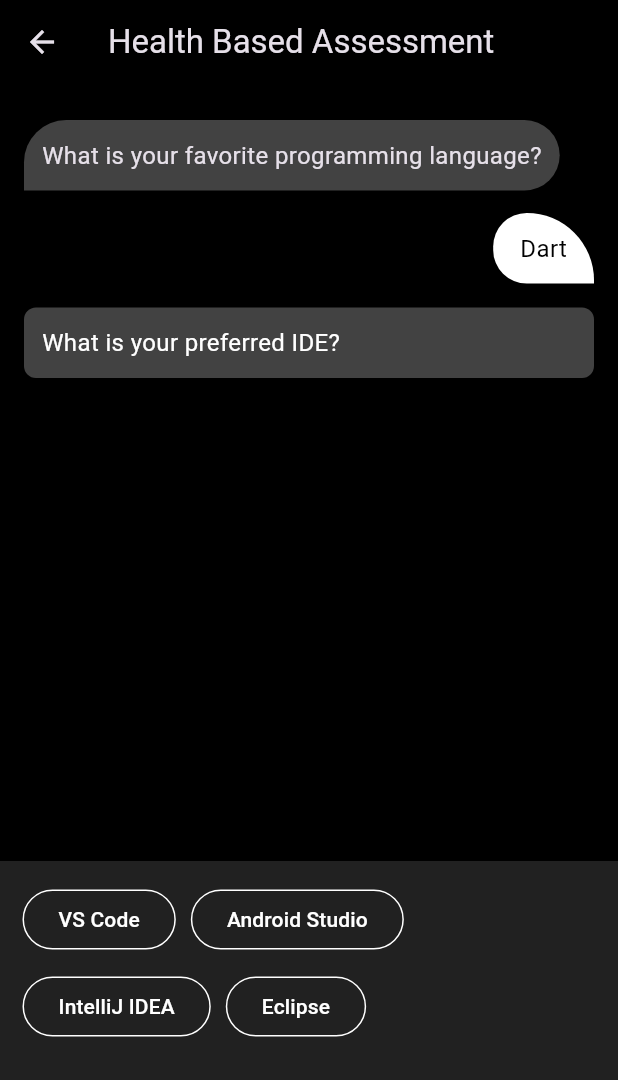
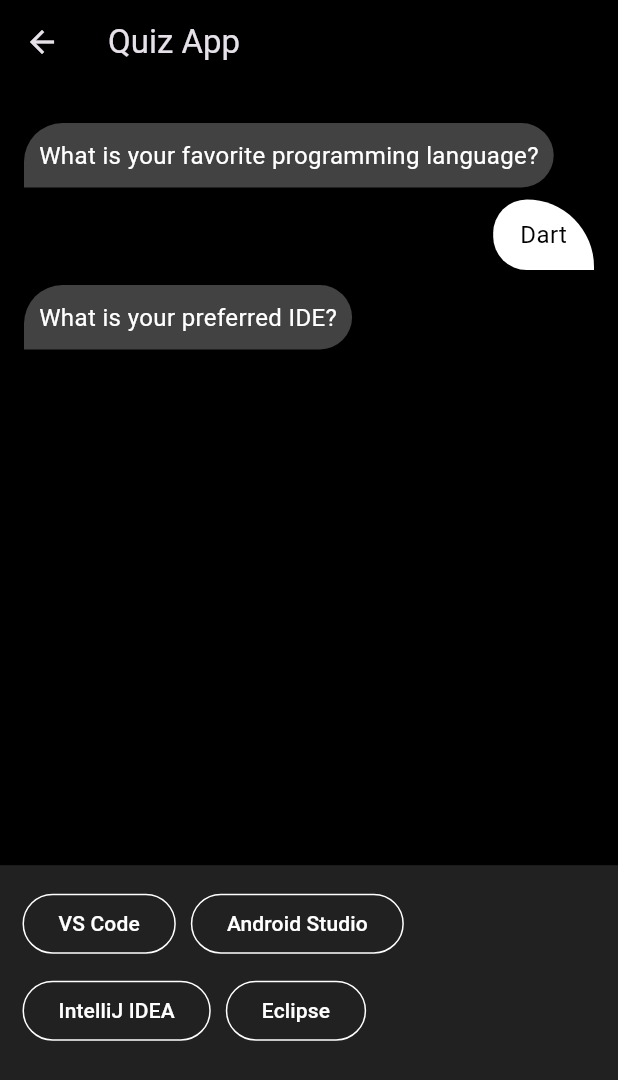
Before and after one commit to Onome15/iyf, a Flutter app: the QuizScreen screen opened directly, after a tap on "Dart", on a phone screen of 412 x 824 dp. Shown: the top 1080 px of the screen. Run offline on Flutter 3.47's test engine with Material 3 defaults, Android fonts, the phone set to English and light mode, and no system bars; our stand-ins replace shared_preferences; accounts and stored records are empty.

Commit message:
updated quiz screen

```diff
--- a/lib/main.dart
+++ b/lib/main.dart
@@ -1,4 +1,5 @@
 import 'package:flutter/material.dart';
+import 'package:iyl/screens/home/quiz/quiz_screen.dart';
 import 'screens/launch/splash_screen.dart';
 
 void main() {
--- a/lib/screens/authenticate/otp_verification.dart
+++ b/lib/screens/authenticate/otp_verification.dart
@@ -4,7 +4,7 @@ import 'package:iyl/screens/authenticate/shared_methods.dart';
 import 'package:iyl/screens/home/home_page.dart';
 import 'package:iyl/shared/navigateWithFade.dart';
 
-import 'quiz.dart';
+import '../home/quiz/quiz_screen.dart';
 
 class OtpVerificationPage extends StatefulWidget {
   final String email;
--- a/lib/screens/authenticate/quiz.dart
+++ /dev/null
@@ -1,182 +0,0 @@
-import 'package:flutter/material.dart';
-
-class QuizScreen extends StatefulWidget {
-  const QuizScreen({super.key});
-
-  @override
-  QuizScreenState createState() => QuizScreenState();
-}
-
-class QuizScreenState extends State<QuizScreen> {
-  final List<Map<String, dynamic>> _questions = [
-    {
-      'question': 'What is your favorite programming language?',
-      'options': ['Dart', 'Python', 'Java', 'C#', 'gyvv'],
-    },
-    {
-      'question': 'What is your preferred IDE?',
-      'options': ['VS Code', 'Android Studio', 'IntelliJ IDEA', 'Eclipse'],
-    },
-    {
-      'question': 'What type of projects do you enjoy?',
-      'options': [
-        'Web Development',
-        'Mobile Apps',
-        'Data Science',
-        'Game Development',
-        'vyvy'
-      ],
-    },
-  ];
-
-  final List<Map<String, String>> _chatHistory = []; // Store chat messages
-
-  Future<void> _submitAnswers() async {
-    print("Submitting answers: $_chatHistory");
-    await Future.delayed(const Duration(seconds: 1));
-    print("Answers submitted successfully!");
-  }
-
-  void _selectOption(String answer) {
-    setState(() {
-      _chatHistory.add({
-        'question': _questions[_chatHistory.length]['question'],
-        'answer': answer,
-      });
-
-      if (_chatHistory.length >= _questions.length) {
-        _submitAnswers();
-      }
-    });
-  }
-
-  @override
-  Widget build(BuildContext context) {
-    return Scaffold(
-      appBar: AppBar(
-        title: const Text('Health Based Assessment'),
-      ),
-      body: Column(
-        children: [
-          // Chat history
-          Expanded(
-            child: ListView.builder(
-              padding: const EdgeInsets.all(16),
-              itemCount: _chatHistory.length + 1,
-              itemBuilder: (context, index) {
-                if (index < _chatHistory.length) {
-                  final chat = _chatHistory[index];
-                  return Padding(
-                    padding: const EdgeInsets.symmetric(vertical: 8.0),
-                    child: Column(
-                      crossAxisAlignment: CrossAxisAlignment.start,
-                      children: [
-                        // Question
-                        Container(
-                          padding: const EdgeInsets.all(12),
-                          decoration: BoxDecoration(
-                            color: Colors.grey[800],
-                            borderRadius: const BorderRadius.only(
-                              topLeft: Radius.circular(30),
-                              topRight: Radius.circular(25),
-                              bottomRight: Radius.circular(25),
-                            ),
-                          ),
-                          child: Text(
-                            chat['question']!,
-                            style: const TextStyle(fontSize: 16),
-                          ),
-                        ),
-                        const SizedBox(height: 15),
-                        // Answer
-                        Align(
-                          alignment: Alignment.bottomRight,
-                          child: Container(
-                            padding: const EdgeInsets.symmetric(
-                                vertical: 12, horizontal: 18),
-                            decoration: const BoxDecoration(
-                              color: Colors.white,
-                              borderRadius: BorderRadius.only(
-                                topLeft: Radius.circular(25),
-                                topRight: Radius.circular(50),
-                                bottomLeft: Radius.circular(25),
-                              ),
-                            ),
-                            child: Text(
-                              chat['answer']!,
-                              style: const TextStyle(
-                                  fontSize: 16, color: Colors.black),
-                            ),
-                          ),
-                        ),
-                      ],
-                    ),
-                  );
-                } else if (_chatHistory.length < _questions.length) {
-                  // Show the current question at the end
-                  return Padding(
-                    padding: const EdgeInsets.symmetric(vertical: 8.0),
-                    child: Container(
-                      padding: const EdgeInsets.all(12),
-                      decoration: BoxDecoration(
-                        color: Colors.grey[800],
-                        borderRadius: BorderRadius.circular(8),
-                      ),
-                      child: Text(
-                        _questions[_chatHistory.length]['question'],
-                        style:
-                            const TextStyle(fontSize: 16, color: Colors.white),
-                      ),
-                    ),
-                  );
-                }
-                return const SizedBox.shrink();
-              },
-            ),
-          ),
-          // Options section
-          if (_chatHistory.length < _questions.length)
-            Container(
-              width: double.infinity,
-              height: 250,
-              color: Colors.grey[900],
-              padding: const EdgeInsets.all(15),
-              child: Wrap(
-                spacing: 10,
-                runSpacing: 10,
-                children: _questions[_chatHistory.length]['options']
-                    .map<Widget>(
-                      (option) => OutlinedButton(
-                        onPressed: () => _selectOption(option),
-                        style: OutlinedButton.styleFrom(
-                          side: const BorderSide(color: Colors.white),
-                          shape: RoundedRectangleBorder(
-                            borderRadius: BorderRadius.circular(30),
-                          ),
-                        ),
-                        child: Text(
-                          option,
-                          style: const TextStyle(
-                              color: Colors.white), // White text
-                        ),
-                      ),
-                    )
-                    .toList(),
-              ),
-            ),
-          if (_chatHistory.length >= _questions.length)
-            Container(
-              width: double.infinity, // Full width
-              color: Colors.grey[200],
-              padding: const EdgeInsets.all(16),
-              child: const Text(
-                'Thank you for completing the quiz!',
-                style: TextStyle(fontSize: 20, fontWeight: FontWeight.bold),
-                textAlign: TextAlign.center,
-              ),
-            ),
-        ],
-      ),
-    );
-  }
-}
--- /dev/null
+++ b/lib/screens/home/quiz/quiz_questions.dart
@@ -0,0 +1,14 @@
+final List<Map<String, dynamic>> quizQuestions = [
+  {
+    'question': 'What is your favorite programming language?',
+    'options': ['Dart', 'Python', 'Java', 'C#', 'Other'],
+  },
+  {
+    'question': 'What is your preferred IDE?',
+    'options': ['VS Code', 'Android Studio', 'IntelliJ IDEA', 'Eclipse'],
+  },
+  {
+    'question': 'What type of projects do you enjoy?',
+    'options': ['Web Development', 'Mobile Apps', 'Data Science', 'Gaming'],
+  },
+];
--- /dev/null
+++ b/lib/screens/home/quiz/quiz_screen.dart
@@ -0,0 +1,195 @@
+import 'package:flutter/material.dart';
+import '../../../shared/navigateWithFade.dart';
+import '../home_page.dart';
+import 'quiz_questions.dart'; // Import the questions
+
+class QuizScreen extends StatefulWidget {
+  const QuizScreen({super.key});
+
+  @override
+  QuizScreenState createState() => QuizScreenState();
+}
+
+class QuizScreenState extends State<QuizScreen> {
+  final List<Map<String, String>> _chatHistory = []; // Store chat messages
+
+  Future<void> _submitAnswers() async {
+    print("Submitting answers: $_chatHistory");
+    await Future.delayed(const Duration(seconds: 1));
+    print("Answers submitted successfully!");
+  }
+
+  void _selectOption(String answer) {
+    setState(() {
+      _chatHistory.add({
+        'question': quizQuestions[_chatHistory.length]['question'],
+        'answer': answer,
+      });
+
+      if (_chatHistory.length >= quizQuestions.length) {
+        _submitAnswers();
+      }
+    });
+  }
+
+  @override
+  Widget build(BuildContext context) {
+    final double screenHeight = MediaQuery.of(context).size.height * 0.3;
+
+    return Scaffold(
+      appBar: AppBar(
+        title: const Text('Quiz App'),
+      ),
+      body: Column(
+        children: [
+          // Chat history
+          Expanded(
+            child: ListView.builder(
+              padding: const EdgeInsets.all(16),
+              itemCount: _chatHistory.length + 1,
+              itemBuilder: (context, index) {
+                if (index < _chatHistory.length) {
+                  final chat = _chatHistory[index];
+                  return Padding(
+                    padding: const EdgeInsets.symmetric(vertical: 10),
+                    child: Column(
+                      crossAxisAlignment: CrossAxisAlignment.start,
+                      children: [
+                        questionContainer(chat['question']!),
+                        const SizedBox(height: 8),
+                        Align(
+                          alignment: Alignment.centerRight,
+                          child: answerContainer(chat['answer']!),
+                        ),
+                      ],
+                    ),
+                  );
+                } else if (_chatHistory.length < quizQuestions.length) {
+                  return questionContainer(
+                    quizQuestions[_chatHistory.length]['question'],
+                  );
+                }
+                return const SizedBox.shrink();
+              },
+            ),
+          ),
+          // Options section
+          if (_chatHistory.length < quizQuestions.length)
+            Container(
+              width: double.infinity,
+              height: screenHeight,
+              color: Colors.grey[900],
+              padding: const EdgeInsets.all(15),
+              child: Wrap(
+                spacing: 10,
+                runSpacing: 10,
+                children: quizQuestions[_chatHistory.length]['options']
+                    .map<Widget>(
+                      (option) => OutlinedButton(
+                        onPressed: () => _selectOption(option),
+                        style: OutlinedButton.styleFrom(
+                          side: const BorderSide(color: Colors.white),
+                          shape: RoundedRectangleBorder(
+                            borderRadius: BorderRadius.circular(30),
+                          ),
+                        ),
+                        child: Text(
+                          option,
+                          style: const TextStyle(color: Colors.white),
+                        ),
+                      ),
+                    )
+                    .toList(),
+              ),
+            ),
+          if (_chatHistory.length >= quizQuestions.length)
+            Container(
+              width: double.infinity,
+              height: screenHeight,
+              color: Colors.grey[900],
+              padding: const EdgeInsets.all(15),
+              child: Column(
+                mainAxisAlignment: MainAxisAlignment.center,
+                children: [
+                  const Text(
+                    'Thank you for completing the quiz!',
+                    style: TextStyle(fontSize: 20, fontWeight: FontWeight.bold),
+                    textAlign: TextAlign.center,
+                  ),
+                  const SizedBox(
+                    height: 15,
+                  ),
+                  OutlinedButton(
+                      style: OutlinedButton.styleFrom(
+                        side: const BorderSide(color: Colors.white),
+                        padding: const EdgeInsets.symmetric(
+                            vertical: 15, horizontal: 22),
+                        backgroundColor: const Color.fromARGB(255, 37, 67, 3),
+                        shape: RoundedRectangleBorder(
+                          borderRadius: BorderRadius.circular(30),
+                        ),
+                      ),
+                      onPressed: () {
+                        navigateWithFade(context, const HomePage());
+                      },
+                      child: const Text(
+                        "Continue to Home",
+                        style: TextStyle(color: Colors.white),
+                      ))
+                ],
+              ),
+            ),
+        ],
+      ),
+    );
+  }
+
+  Widget questionContainer(String text) {
+    return Align(
+      alignment: Alignment.centerLeft,
+      child: ConstrainedBox(
+        constraints: BoxConstraints(
+          maxWidth: MediaQuery.of(context).size.width * 1,
+        ),
+        child: Container(
+          padding: const EdgeInsets.symmetric(vertical: 10, horizontal: 10),
+          decoration: BoxDecoration(
+            color: Colors.grey[800],
+            borderRadius: const BorderRadius.only(
+              topLeft: Radius.circular(30),
+              topRight: Radius.circular(25),
+              bottomRight: Radius.circular(25),
+            ),
+          ),
+          child: Text(
+            text,
+            style: const TextStyle(fontSize: 16, color: Colors.white),
+          ),
+        ),
+      ),
+    );
+  }
+
+  Widget answerContainer(String text) {
+    return ConstrainedBox(
+      constraints: BoxConstraints(
+        maxWidth: MediaQuery.of(context).size.width * 0.8,
+      ),
+      child: Container(
+        padding: const EdgeInsets.symmetric(vertical: 12, horizontal: 18),
+        decoration: const BoxDecoration(
+          color: Colors.white,
+          borderRadius: BorderRadius.only(
+            topLeft: Radius.circular(25),
+            topRight: Radius.circular(50),
+            bottomLeft: Radius.circular(25),
+          ),
+        ),
+        child: Text(
+          text,
+          style: const TextStyle(fontSize: 16, color: Colors.black),
+        ),
+      ),
+    );
+  }
+}
```
